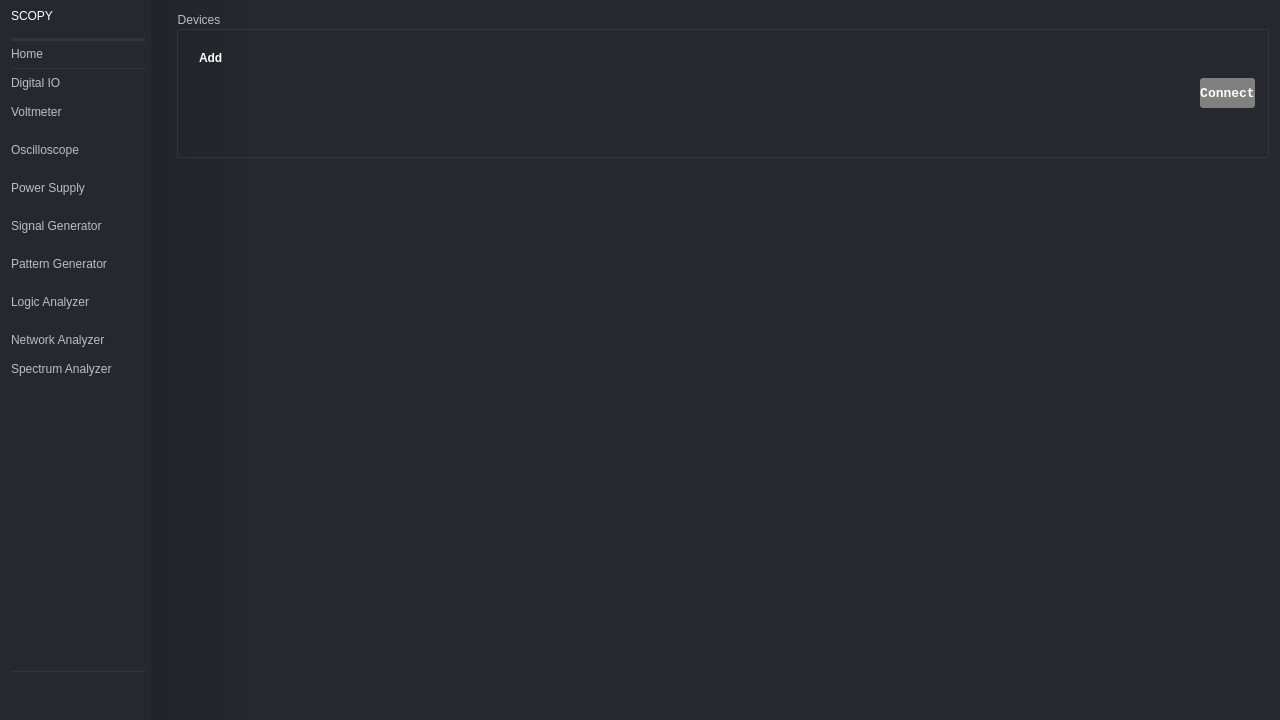
Above: ui/tool_launcher.ui from analogdevicesinc/scopy before the change. Below: the same form after it.
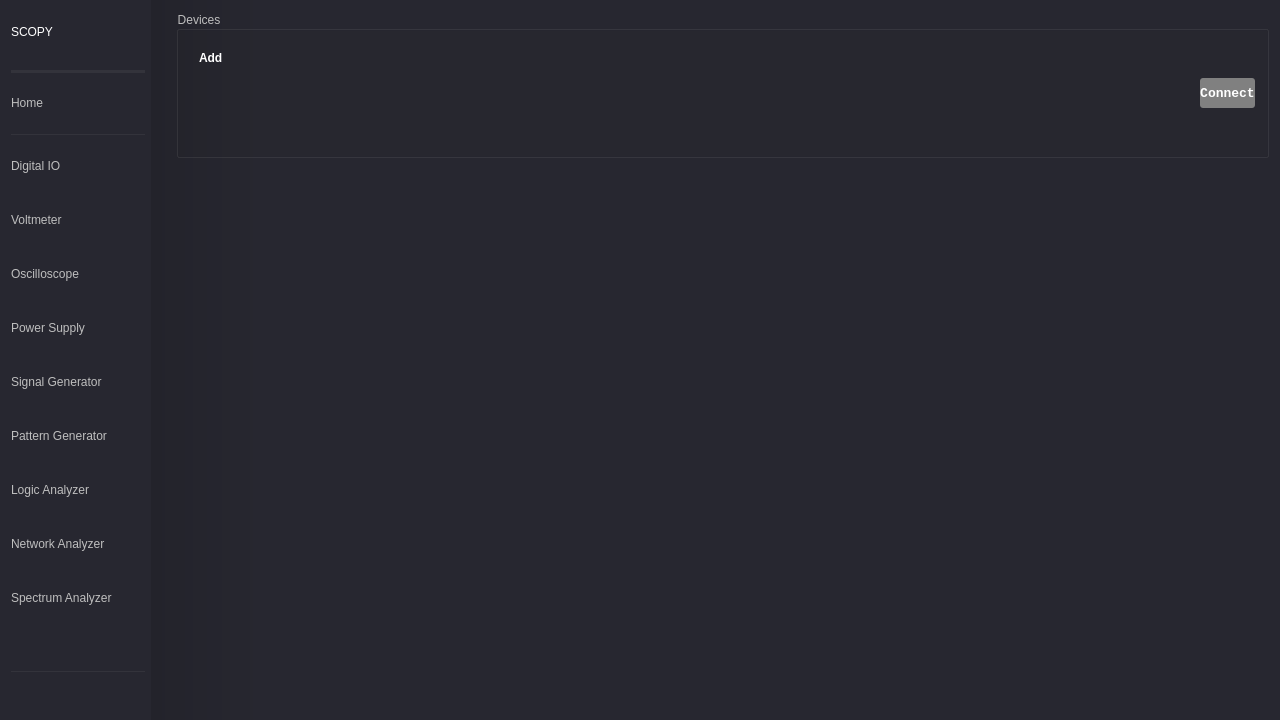
That is the form after the change. Icons and pictures are not drawn. Custom widgets are drawn as their Qt base class.

Commit message: Tool Launcher UI: Enlarge menu buttons

Patch:
```diff
--- a/ui/tool_launcher.ui
+++ b/ui/tool_launcher.ui
@@ -104,7 +104,7 @@
             <property name="minimumSize">
              <size>
               <width>32</width>
-              <height>32</height>
+              <height>64</height>
              </size>
             </property>
             <property name="styleSheet">
@@ -195,6 +195,12 @@
               <verstretch>0</verstretch>
              </sizepolicy>
             </property>
+            <property name="minimumSize">
+             <size>
+              <width>0</width>
+              <height>48</height>
+             </size>
+            </property>
             <property name="text">
              <string>Home</string>
             </property>
@@ -277,6 +283,12 @@
               <verstretch>0</verstretch>
              </sizepolicy>
             </property>
+            <property name="minimumSize">
+             <size>
+              <width>0</width>
+              <height>48</height>
+             </size>
+            </property>
             <property name="text">
              <string>Digital IO</string>
             </property>
@@ -346,6 +358,12 @@
               <verstretch>0</verstretch>
              </sizepolicy>
             </property>
+            <property name="minimumSize">
+             <size>
+              <width>0</width>
+              <height>48</height>
+             </size>
+            </property>
             <property name="text">
              <string>Voltmeter</string>
             </property>
@@ -447,6 +465,12 @@
               <verstretch>0</verstretch>
              </sizepolicy>
             </property>
+            <property name="minimumSize">
+             <size>
+              <width>0</width>
+              <height>48</height>
+             </size>
+            </property>
             <property name="text">
              <string>Oscilloscope</string>
             </property>
@@ -548,6 +572,12 @@
               <verstretch>0</verstretch>
              </sizepolicy>
             </property>
+            <property name="minimumSize">
+             <size>
+              <width>0</width>
+              <height>48</height>
+             </size>
+            </property>
             <property name="text">
              <string>Power Supply</string>
             </property>
@@ -643,6 +673,12 @@
               <verstretch>0</verstretch>
              </sizepolicy>
             </property>
+            <property name="minimumSize">
+             <size>
+              <width>0</width>
+              <height>48</height>
+             </size>
+            </property>
             <property name="text">
              <string>Signal Generator</string>
             </property>
@@ -759,6 +795,12 @@
               <verstretch>0</verstretch>
              </sizepolicy>
             </property>
+            <property name="minimumSize">
+             <size>
+              <width>0</width>
+              <height>48</height>
+             </size>
+            </property>
             <property name="text">
              <string>Pattern Generator</string>
             </property>
@@ -854,6 +896,12 @@
               <verstretch>0</verstretch>
              </sizepolicy>
             </property>
+            <property name="minimumSize">
+             <size>
+              <width>0</width>
+              <height>48</height>
+             </size>
+            </property>
             <property name="text">
              <string>Logic Analyzer</string>
             </property>
@@ -955,6 +1003,12 @@
               <verstretch>0</verstretch>
              </sizepolicy>
             </property>
+            <property name="minimumSize">
+             <size>
+              <width>0</width>
+              <height>48</height>
+             </size>
+            </property>
             <property name="text">
              <string>Network Analyzer</string>
             </property>
@@ -1059,6 +1113,12 @@
               <verstretch>0</verstretch>
              </sizepolicy>
             </property>
+            <property name="minimumSize">
+             <size>
+              <width>0</width>
+              <height>48</height>
+             </size>
+            </property>
             <property name="text">
              <string>Spectrum Analyzer</string>
             </property>
```
